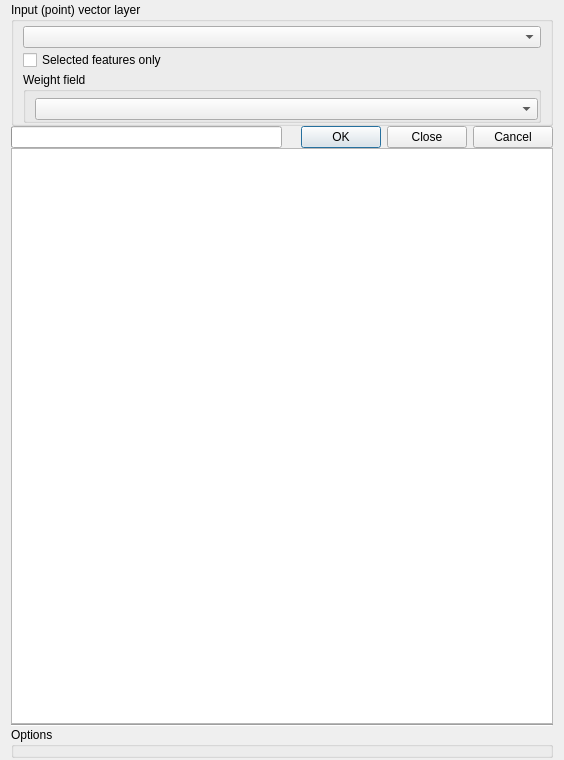
First picture: the form in SDEllipse.ui, repository havatv/qgisstandarddeviationalellipseplugin, before the edit.
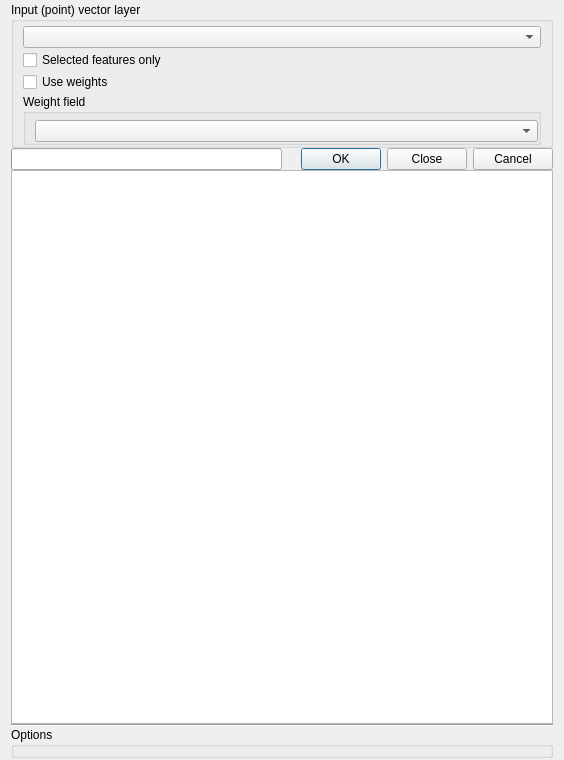
Second picture: the form after the edit.

What changed in the file:
```diff
--- a/SDEllipse.ui
+++ b/SDEllipse.ui
@@ -60,6 +60,13 @@
         </property>
        </widget>
       </item>
+      <item>
+       <widget class="QCheckBox" name="useWeightsCheckBox">
+        <property name="text">
+         <string>Use weights</string>
+        </property>
+       </widget>
+      </item>
       <item>
        <widget class="QGroupBox" name="groupBox_3">
         <property name="title">
```
